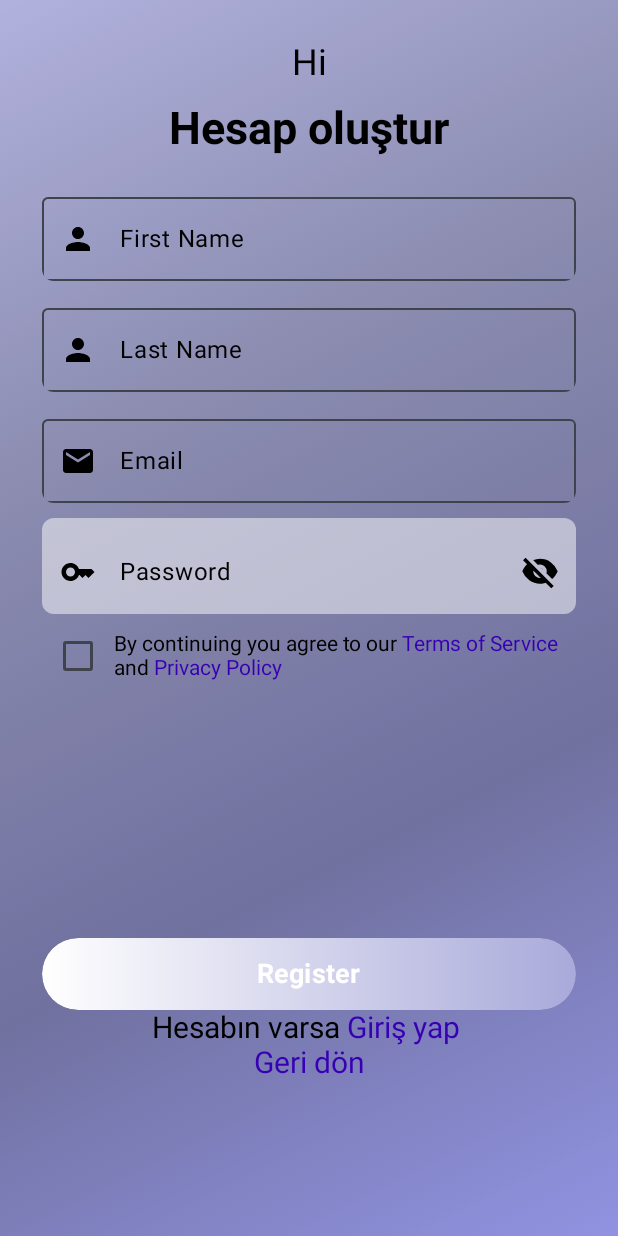
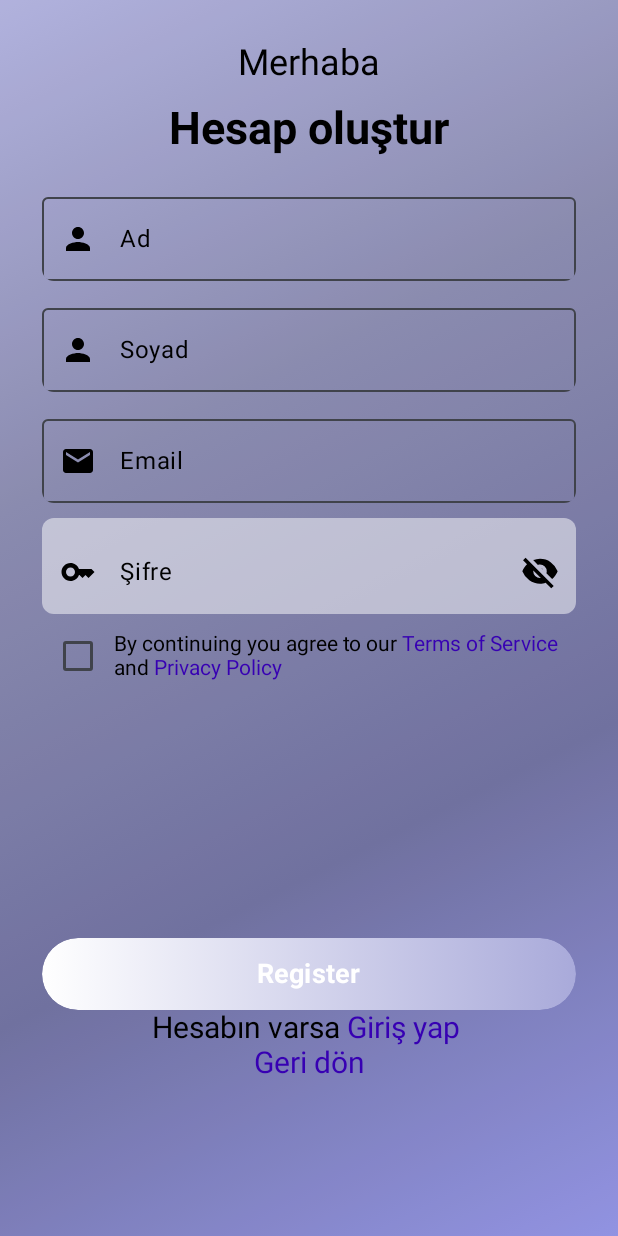
Before and after one commit to 78e49c/gorgulle-belle, an Android app built with Jetpack Compose: the SignUpScreen screen opened through its navigation route, on a phone screen of 412 x 824 dp. Run offline under Robolectric (Android 15) with nearby library versions, the phone set to English and light mode, and no system bars.

Commit message:
Update strings.xml

```diff
--- a/app/src/main/res/values/strings.xml
+++ b/app/src/main/res/values/strings.xml
@@ -1,21 +1,18 @@
 <resources>
     <string name="app_name">Görgülle Belle</string>
-        <string name="hello">Hi</string>
-
+    <string name="hello">Merhaba</string>
     <string name="sign_up">Hesap oluştur</string>
     <string name="sign_in">Giriş yap</string>
-
-    <string name="welcome">Welcome Back</string>
-    <string name="first_name">First Name</string>
-    <string name="last_name">Last Name</string>
+    <string name="welcome">Hoş döndün</string>
+    <string name="first_name">Ad</string>
+    <string name="last_name">Soyad</string>
     <string name="email">Email</string>
-    <string name="password">Password</string>
-    <string name="hide_password">Show password</string>
-    <string name="show_password">Hide password</string>
+    <string name="password">Şifre</string>
+    <string name="hide_password">Göster</string>
+    <string name="show_password">Gizle</string>
     <string name="policy">By continuing you agree to our Terms of Service and Privacy Policy</string>
-
     <string name="register">Register</string>
-    <string name="login">Login</string>
+    <string name="login">Giriş</string>
 
 
 </resources>
```
